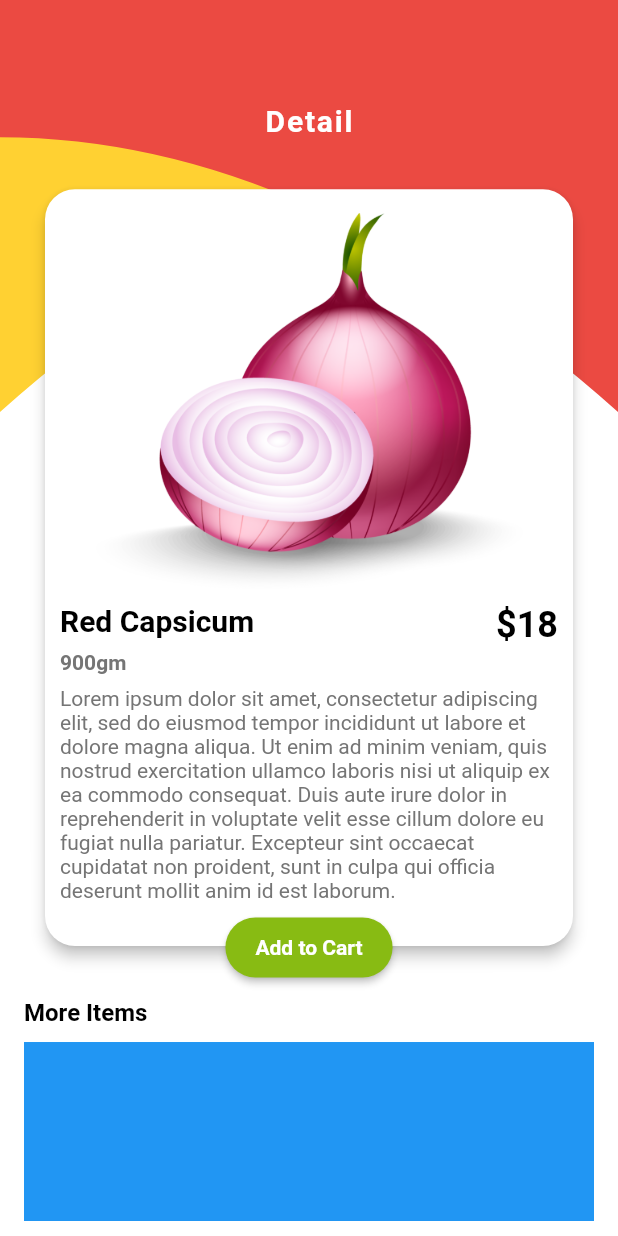
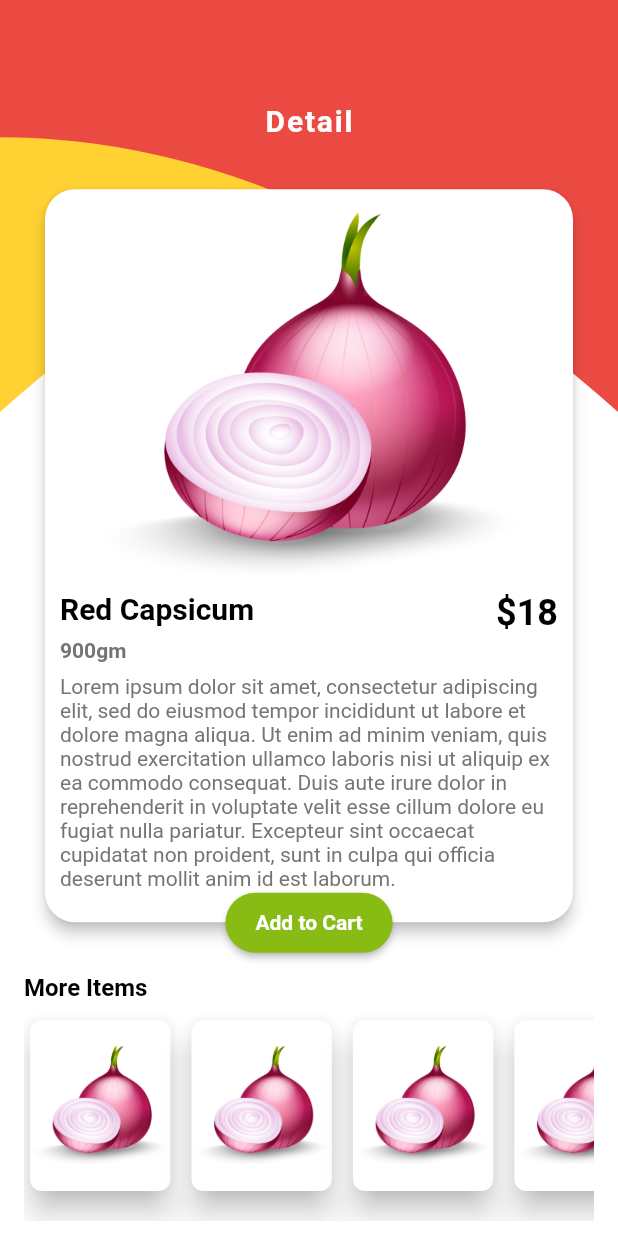
Before and after one commit to jeremy02/flutter_vegetable_app, a Flutter app: the DetailScreen screen opened directly, on a phone screen of 412 x 824 dp. Run offline on Flutter 3.47's test engine with Material 2 defaults, Android fonts, the phone set to English and light mode, and no system bars; Roboto replaces fonts that are missing (Softelegance).

Commit message:
finished on detail screen more items

```diff
--- a/lib/components/detail_screen_more_items_content.dart
+++ b/lib/components/detail_screen_more_items_content.dart
@@ -1,4 +1,5 @@
 import 'package:flutter/material.dart';
+import 'package:flutter_vegetable_app/widgets/more_item.dart';
 
 class DetailScreenMoreItemsContent extends StatelessWidget{
 	@override
@@ -6,21 +7,24 @@ class DetailScreenMoreItemsContent extends StatelessWidget{
 		return Column(
 			crossAxisAlignment: CrossAxisAlignment.start,
 			children: <Widget>[
-				Text(
-					"More Items",
-					style: TextStyle(
-						color: Colors.black,
-						fontSize: 16.0,
-						fontWeight: FontWeight.bold,
+				Padding(
+					padding: EdgeInsets.only(bottom: 8.0),
+					child: Text(
+						"More Items",
+						style: TextStyle(
+							color: Colors.black,
+							fontSize: 16.0,
+							fontWeight: FontWeight.bold,
+						),
 					),
 				),
 				Flexible(
 					flex: 1,
-					child: Padding(
-						padding: EdgeInsets.only(top: 10.0),
-						child: Container(
-							color: Colors.blue,
-						),
+					child: ListView.builder(
+						scrollDirection: Axis.horizontal,
+						itemCount: 6,
+						itemBuilder: (context, index) =>
+							MoreItem(),
 					),
 				),
 			],
--- a/lib/screens/detail_screen.dart
+++ b/lib/screens/detail_screen.dart
@@ -46,7 +46,7 @@ class DetailScreen extends StatelessWidget{
 								),
 							),
 							Container(
-								height: MediaQuery.of(context).size.height*0.18,
+								height: MediaQuery.of(context).size.height*0.20,
 								margin: EdgeInsets.symmetric(
 									vertical: 10.0,
 									horizontal: 16.0,
--- /dev/null
+++ b/lib/widgets/more_item.dart
@@ -0,0 +1,32 @@
+import 'package:flutter/material.dart';
+
+class MoreItem extends StatelessWidget{
+	@override
+	Widget build(BuildContext context) {
+		return Padding(
+			padding: EdgeInsets.only(right: 6.0,bottom: 16.0),
+			child: Card(
+				color: Colors.white,
+				shape: RoundedRectangleBorder(
+					borderRadius: BorderRadius.all(Radius.circular(8.0)),
+				),
+				child: InkWell(
+					borderRadius: BorderRadius.all(Radius.circular(8.0)),
+					onTap: (){
+						// go to detail screen
+					},
+					child: Container(
+						width: MediaQuery.of(context).size.width/4.4,
+						child: Center(
+							child: Image.asset(
+								"assets/images/fresh_onion.jpg",
+								fit: BoxFit.cover,
+							),
+						)
+					),
+				),
+				elevation: 8.0,
+			),
+		);
+	}
+}
```
